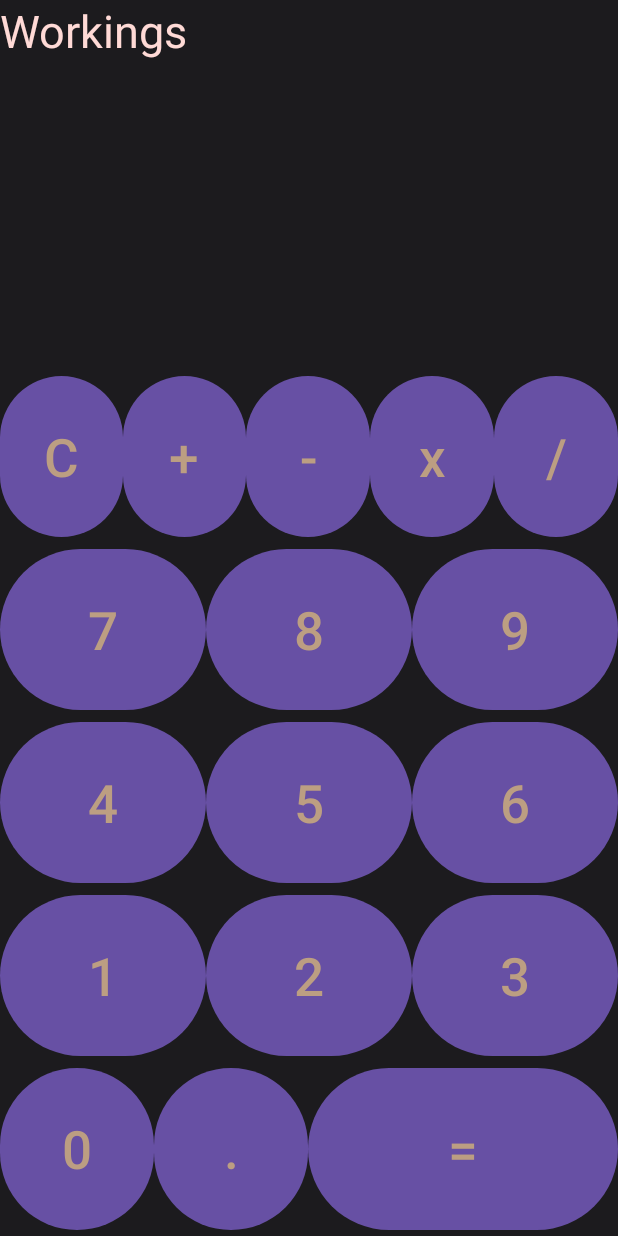
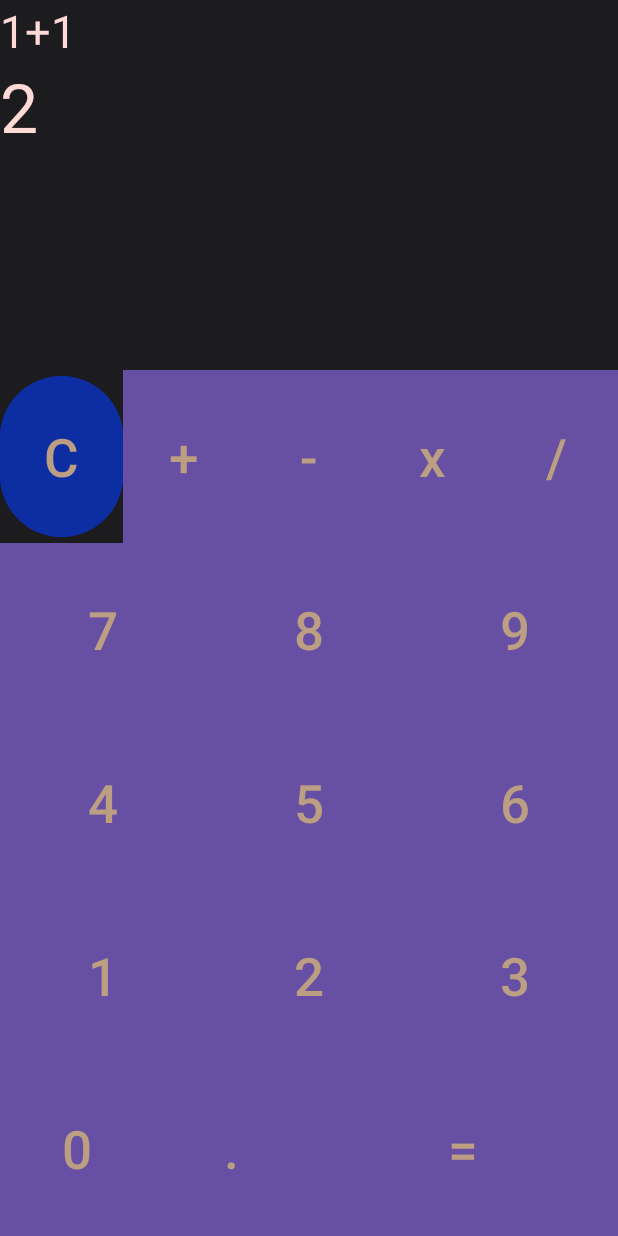
Before and after one commit to DxnnySZN/CalculatorAppDanielY, an Android app: the layout activity_main.xml on its own in the app's theme, with its tools: preview values and no code run, on a phone screen of 412 x 824 dp. Run offline under Robolectric (Android 15) with nearby library versions, the phone set to English and light mode, and no system bars.

Commit message:
on the road to greatness 9/13/23
do android:backgroundTint instead of  android:background so the button color actually changes.

```diff
--- a/app/src/main/res/layout/activity_main.xml
+++ b/app/src/main/res/layout/activity_main.xml
@@ -21,8 +21,17 @@
             android:layout_width="wrap_content"
             android:layout_height="wrap_content"
             android:textColor="@color/md_theme_light_errorContainer"
-            android:text="Workings"
-            android:textSize="@dimen/outputWorkingTextSize"/>
+            android:text="1+1"
+            android:textSize="@dimen/outputWorkingTextSize"
+            android:id="@+id/workingsTextView"/>
+
+        <TextView
+            android:layout_width="wrap_content"
+            android:layout_height="wrap_content"
+            android:textColor="@color/md_theme_light_errorContainer"
+            android:text="2"
+            android:textSize="@dimen/outputResultsTextSize"
+            android:id="@+id/resultTextView"/>
     </LinearLayout>
 
     <!--layout for the buttons-->
@@ -42,14 +51,16 @@
                 android:layout_width="0dp"
                 android:layout_height="match_parent"
                 android:layout_weight="1"
+                android:backgroundTint="@color/CustomColor2"
+                android:text="C"
                 android:textColor="@color/CustomColor1"
-                android:text="C"
-                android:textSize="@dimen/buttonsTextSize"/>
+                android:textSize="@dimen/buttonsTextSize" />
 
             <Button
                 android:layout_width="0dp"
                 android:layout_height="match_parent"
                 android:layout_weight="1"
+                android:background="@color/md_theme_dark_error"
                 android:text="+"
                 android:textColor="@color/CustomColor1"
                 android:textSize="@dimen/buttonsTextSize" />
@@ -57,6 +68,7 @@
                 android:layout_width="0dp"
                 android:layout_height="match_parent"
                 android:layout_weight="1"
+                android:background="@color/md_theme_dark_error"
                 android:textColor="@color/CustomColor1"
                 android:text="-"
                 android:textSize="@dimen/buttonsTextSize"/>
@@ -64,6 +76,7 @@
                 android:layout_width="0dp"
                 android:layout_height="match_parent"
                 android:layout_weight="1"
+                android:background="@color/md_theme_dark_error"
                 android:textColor="@color/CustomColor1"
                 android:text="x"
                 android:textSize="@dimen/buttonsTextSize"/>
@@ -71,6 +84,7 @@
                 android:layout_width="0dp"
                 android:layout_height="match_parent"
                 android:layout_weight="1"
+                android:background="@color/md_theme_dark_error"
                 android:textColor="@color/CustomColor1"
                 android:text="/"
                 android:textSize="@dimen/buttonsTextSize"/>
@@ -87,6 +101,7 @@
                 android:layout_width="0dp"
                 android:layout_height="match_parent"
                 android:layout_weight="1"
+                android:background="@color/md_theme_dark_error"
                 android:textColor="@color/CustomColor1"
                 android:text="7"
                 android:textSize="@dimen/buttonsTextSize"/>
@@ -94,6 +109,7 @@
                 android:layout_width="0dp"
                 android:layout_height="match_parent"
                 android:layout_weight="1"
+                android:background="@color/md_theme_dark_error"
                 android:textColor="@color/CustomColor1"
                 android:text="8"
                 android:textSize="@dimen/buttonsTextSize"/>
@@ -101,6 +117,7 @@
                 android:layout_width="0dp"
                 android:layout_height="match_parent"
                 android:layout_weight="1"
+                android:background="@color/md_theme_dark_error"
                 android:textColor="@color/CustomColor1"
                 android:text="9"
                 android:textSize="@dimen/buttonsTextSize"/>
@@ -117,6 +134,7 @@
                 android:layout_width="0dp"
                 android:layout_height="match_parent"
                 android:layout_weight="1"
+                android:background="@color/md_theme_dark_error"
                 android:textColor="@color/CustomColor1"
                 android:text="4"
                 android:textSize="@dimen/buttonsTextSize"/>
@@ -124,6 +142,7 @@
                 android:layout_width="0dp"
                 android:layout_height="match_parent"
                 android:layout_weight="1"
+                android:background="@color/md_theme_dark_error"
                 android:textColor="@color/CustomColor1"
                 android:text="5"
                 android:textSize="@dimen/buttonsTextSize"/>
@@ -131,6 +150,7 @@
                 android:layout_width="0dp"
                 android:layout_height="match_parent"
                 android:layout_weight="1"
+                android:background="@color/md_theme_dark_error"
                 android:textColor="@color/CustomColor1"
                 android:text="6"
                 android:textSize="@dimen/buttonsTextSize"/>
@@ -147,6 +167,7 @@
                 android:layout_width="0dp"
                 android:layout_height="match_parent"
                 android:layout_weight="1"
+                android:background="@color/md_theme_dark_error"
                 android:textColor="@color/CustomColor1"
                 android:text="1"
                 android:textSize="@dimen/buttonsTextSize"/>
@@ -154,6 +175,7 @@
                 android:layout_width="0dp"
                 android:layout_height="match_parent"
                 android:layout_weight="1"
+                android:background="@color/md_theme_dark_error"
                 android:textColor="@color/CustomColor1"
                 android:text="2"
                 android:textSize="@dimen/buttonsTextSize"/>
@@ -161,6 +183,7 @@
                 android:layout_width="0dp"
                 android:layout_height="match_parent"
                 android:layout_weight="1"
+                android:background="@color/md_theme_dark_error"
                 android:textColor="@color/CustomColor1"
                 android:text="3"
                 android:textSize="@dimen/buttonsTextSize"/>
@@ -177,6 +200,7 @@
                 android:layout_width="0dp"
                 android:layout_height="match_parent"
                 android:layout_weight="1"
+                android:background="@color/md_theme_dark_error"
                 android:textColor="@color/CustomColor1"
                 android:text="0"
                 android:textSize="@dimen/buttonsTextSize"/>
@@ -184,6 +208,7 @@
                 android:layout_width="0dp"
                 android:layout_height="match_parent"
                 android:layout_weight="1"
+                android:background="@color/md_theme_dark_error"
                 android:textColor="@color/CustomColor1"
                 android:text="."
                 android:textSize="@dimen/buttonsTextSize"/>
@@ -191,6 +216,7 @@
                 android:layout_width="0dp"
                 android:layout_height="match_parent"
                 android:layout_weight="2"
+                android:background="@color/md_theme_dark_error"
                 android:textColor="@color/CustomColor1"
                 android:text="="
                 android:textSize="@dimen/buttonsTextSize"/>
--- a/app/src/main/res/mipmap-anydpi-v26/ic_launcher.xml
+++ b/app/src/main/res/mipmap-anydpi-v26/ic_launcher.xml
@@ -1,5 +1,6 @@
 <?xml version="1.0" encoding="utf-8"?>
 <adaptive-icon xmlns:android="http://schemas.android.com/apk/res/android">
+    <background android:drawable="@drawable/ic_launcher_background" />
     <foreground android:drawable="@drawable/ic_launcher_foreground" />
     <monochrome android:drawable="@drawable/ic_launcher_foreground" />
 </adaptive-icon>
--- a/app/src/main/res/mipmap-anydpi-v26/ic_launcher_round.xml
+++ b/app/src/main/res/mipmap-anydpi-v26/ic_launcher_round.xml
@@ -1,5 +1,6 @@
 <?xml version="1.0" encoding="utf-8"?>
 <adaptive-icon xmlns:android="http://schemas.android.com/apk/res/android">
+    <background android:drawable="@drawable/ic_launcher_background" />
     <foreground android:drawable="@drawable/ic_launcher_foreground" />
     <monochrome android:drawable="@drawable/ic_launcher_foreground" />
 </adaptive-icon>
--- a/app/src/main/res/values-night/themes.xml
+++ b/app/src/main/res/values-night/themes.xml
@@ -1,36 +1,7 @@
-
-<resources>
-    <style name="AppTheme" parent="Theme.Material3.Dark.NoActionBar">
-        <item name="colorPrimary">@color/md_theme_dark_primary</item>
-        <item name="colorOnPrimary">@color/md_theme_dark_onPrimary</item>
-        <item name="colorPrimaryContainer">@color/md_theme_dark_primaryContainer</item>
-        <item name="colorOnPrimaryContainer">@color/md_theme_dark_onPrimaryContainer</item>
-        <item name="colorSecondary">@color/md_theme_dark_secondary</item>
-        <item name="colorOnSecondary">@color/md_theme_dark_onSecondary</item>
-        <item name="colorSecondaryContainer">@color/md_theme_dark_secondaryContainer</item>
-        <item name="colorOnSecondaryContainer">@color/md_theme_dark_onSecondaryContainer</item>
-        <item name="colorTertiary">@color/md_theme_dark_tertiary</item>
-        <item name="colorOnTertiary">@color/md_theme_dark_onTertiary</item>
-        <item name="colorTertiaryContainer">@color/md_theme_dark_tertiaryContainer</item>
-        <item name="colorOnTertiaryContainer">@color/md_theme_dark_onTertiaryContainer</item>
-        <item name="colorError">@color/md_theme_dark_error</item>
-        <item name="colorErrorContainer">@color/md_theme_dark_errorContainer</item>
-        <item name="colorOnError">@color/md_theme_dark_onError</item>
-        <item name="colorOnErrorContainer">@color/md_theme_dark_onErrorContainer</item>
-        <item name="android:colorBackground">@color/md_theme_dark_background</item>
-        <item name="colorOnBackground">@color/md_theme_dark_onBackground</item>
-        <item name="colorSurface">@color/md_theme_dark_surface</item>
-        <item name="colorOnSurface">@color/md_theme_dark_onSurface</item>
-        <item name="colorSurfaceVariant">@color/md_theme_dark_surfaceVariant</item>
-        <item name="colorOnSurfaceVariant">@color/md_theme_dark_onSurfaceVariant</item>
-        <item name="colorOutline">@color/md_theme_dark_outline</item>
-        <item name="colorOnSurfaceInverse">@color/md_theme_dark_inverseOnSurface</item>
-        <item name="colorSurfaceInverse">@color/md_theme_dark_inverseSurface</item>
-        <item name="colorCustomColor1">#ffb86d</item>
-        <item name="colorOnCustomColor1">#492900</item>
-        <item name="colorCustomColor1Container">#693c00</item>
-        <item name="colorOnCustomColor1Container">#ffdcbd</item>
-        <item name="harmonizeCustomColor1">false</item>
-        <item name="colorPrimaryInverse">@color/md_theme_dark_inversePrimary</item>
+<resources xmlns:tools="http://schemas.android.com/tools">
+    <!-- Base application theme. -->
+    <style name="Base.Theme.CalculatorAppDanielY" parent="Theme.Material3.DayNight.NoActionBar">
+        <!-- Customize your dark theme here. -->
+        <!-- <item name="colorPrimary">@color/my_dark_primary</item> -->
     </style>
 </resources>
--- a/app/src/main/res/values/colors.xml
+++ b/app/src/main/res/values/colors.xml
@@ -61,4 +61,5 @@
     <color name="md_theme_dark_outlineVariant">#49454E</color>
     <color name="md_theme_dark_scrim">#000000</color>
     <color name="CustomColor1">#BC9E82</color>
+    <color name="CustomColor2">#0D2EA3</color>
 </resources>
--- a/app/src/main/res/values/themes.xml
+++ b/app/src/main/res/values/themes.xml
@@ -1,36 +1,9 @@
+<resources xmlns:tools="http://schemas.android.com/tools">
+    <!-- Base application theme. -->
+    <style name="Base.Theme.CalculatorAppDanielY" parent="Theme.Material3.DayNight.NoActionBar">
+        <!-- Customize your light theme here. -->
+        <!-- <item name="colorPrimary">@color/my_light_primary</item> -->
+    </style>
 
-<resources>
-    <style name="AppTheme" parent="Theme.Material3.Light.NoActionBar">
-        <item name="colorPrimary">@color/md_theme_light_primary</item>
-        <item name="colorOnPrimary">@color/md_theme_light_onPrimary</item>
-        <item name="colorPrimaryContainer">@color/md_theme_light_primaryContainer</item>
-        <item name="colorOnPrimaryContainer">@color/md_theme_light_onPrimaryContainer</item>
-        <item name="colorSecondary">@color/md_theme_light_secondary</item>
-        <item name="colorOnSecondary">@color/md_theme_light_onSecondary</item>
-        <item name="colorSecondaryContainer">@color/md_theme_light_secondaryContainer</item>
-        <item name="colorOnSecondaryContainer">@color/md_theme_light_onSecondaryContainer</item>
-        <item name="colorTertiary">@color/md_theme_light_tertiary</item>
-        <item name="colorOnTertiary">@color/md_theme_light_onTertiary</item>
-        <item name="colorTertiaryContainer">@color/md_theme_light_tertiaryContainer</item>
-        <item name="colorOnTertiaryContainer">@color/md_theme_light_onTertiaryContainer</item>
-        <item name="colorError">@color/md_theme_light_error</item>
-        <item name="colorErrorContainer">@color/md_theme_light_errorContainer</item>
-        <item name="colorOnError">@color/md_theme_light_onError</item>
-        <item name="colorOnErrorContainer">@color/md_theme_light_onErrorContainer</item>
-        <item name="android:colorBackground">@color/md_theme_light_background</item>
-        <item name="colorOnBackground">@color/md_theme_light_onBackground</item>
-        <item name="colorSurface">@color/md_theme_light_surface</item>
-        <item name="colorOnSurface">@color/md_theme_light_onSurface</item>
-        <item name="colorSurfaceVariant">@color/md_theme_light_surfaceVariant</item>
-        <item name="colorOnSurfaceVariant">@color/md_theme_light_onSurfaceVariant</item>
-        <item name="colorOutline">@color/md_theme_light_outline</item>
-        <item name="colorOnSurfaceInverse">@color/md_theme_light_inverseOnSurface</item>
-        <item name="colorSurfaceInverse">@color/md_theme_light_inverseSurface</item>
-        <item name="colorCustomColor1">#8a5100</item>
-        <item name="colorOnCustomColor1">#ffffff</item>
-        <item name="colorCustomColor1Container">#ffdcbd</item>
-        <item name="colorOnCustomColor1Container">#2c1600</item>
-        <item name="harmonizeCustomColor1">false</item>
-        <item name="colorPrimaryInverse">@color/md_theme_light_inversePrimary</item>
-    </style>
+    <style name="Theme.CalculatorAppDanielY" parent="Base.Theme.CalculatorAppDanielY" />
 </resources>
```
Also changed, not shown: app/src/main/AndroidManifest.xml (+13 -10 lines), app/src/main/java/com/example/calculatorappdaniely/MainActivity.java (+5 -8 lines), app/src/main/res/drawable/ic_launcher_background.xml (added, +170 -0 lines), app/src/main/res/values/strings.xml (+1 -17 lines), gradle/wrapper/gradle-wrapper.properties, 1 other file.
